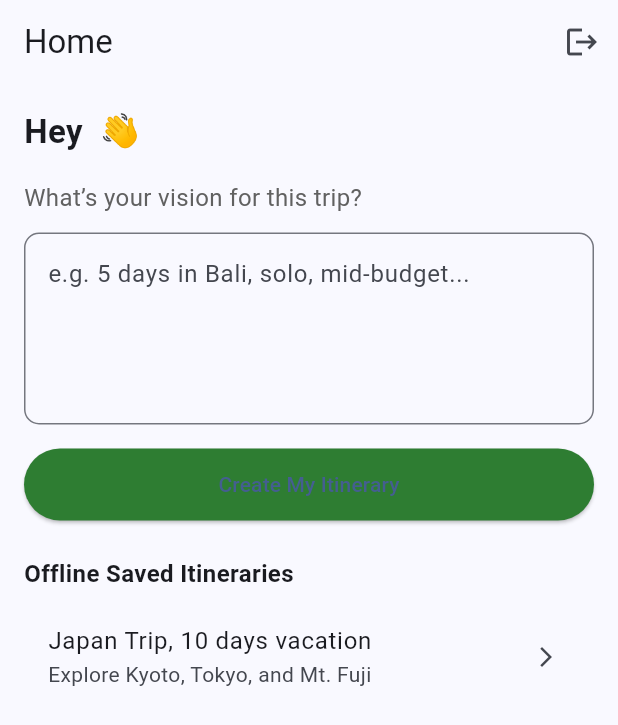
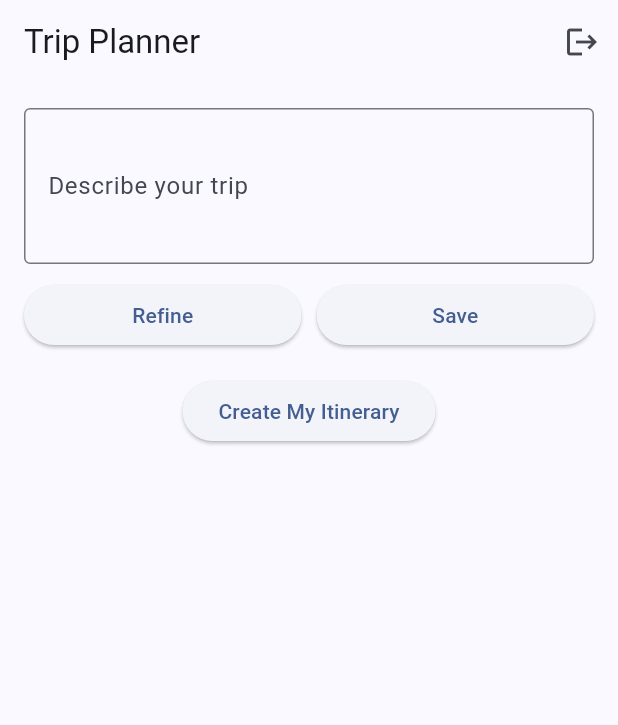
Before and after one commit to Mayank-2210/smart_trip_plan_flutter, a Flutter app: the HomeScreen screen opened directly with empty values, on a phone screen of 412 x 824 dp. Shown: the top 725 px of the screen. Run offline on Flutter 3.47's test engine with Material 3 defaults, Android fonts, the light colour scheme and no system bars; our stand-ins replace firebase_auth, firebase_core, google_sign_in, share_plus; accounts and stored records are empty.

Commit message:
Getting ready for The Ai Agent to generate prompt

```diff
--- a/lib/presentation/home/home_screen.dart
+++ b/lib/presentation/home/home_screen.dart
@@ -1,6 +1,8 @@
 import 'package:flutter/material.dart';
-import 'package:firebase_auth/firebase_auth.dart'; // ✅ NEW: Firebase import
-import '../auth/signup_screen.dart'; // ✅ NEW: For navigation after logout
+import 'package:url_launcher/url_launcher.dart'; // ✅ NEW: For opening Google Maps
+import 'package:share_plus/share_plus.dart'; // ✅ NEW: For sharing
+import 'package:firebase_auth/firebase_auth.dart'; // ✅ For logout
+import '../auth/signup_screen.dart';
 
 class HomeScreen extends StatefulWidget {
   final String username;
@@ -12,18 +14,106 @@ class HomeScreen extends StatefulWidget {
 }
 
 class _HomeScreenState extends State<HomeScreen> {
-  final TextEditingController _tripController = TextEditingController();
+  final TextEditingController _promptController = TextEditingController();
+  String? previousPrompt;
+
+  // ✅ Mocked AI response for now
+  Map<String, dynamic>? itineraryJson;
+
+  /// ✅ MOCK: Simulate sending prompt to AI
+  void _sendPrompt() async {
+    final prompt = _promptController.text.trim();
+    if (prompt.isEmpty) return;
+
+    setState(() {
+      itineraryJson = {
+        "title": "Kyoto 5-Day Solo Trip",
+        "startDate": "2025-04-10",
+        "endDate": "2025-04-15",
+        "days": [
+          {
+            "date": "2025-04-10",
+            "summary": "Fushimi Inari & Gion",
+            "items": [
+              {
+                "time": "09:00",
+                "activity": "Climb Fushimi Inari Shrine",
+                "location": "34.9671,135.7727"
+              },
+              {
+                "time": "14:00",
+                "activity": "Lunch at Nishiki Market",
+                "location": "35.0047,135.7630"
+              },
+              {
+                "time": "18:30",
+                "activity": "Evening walk in Gion",
+                "location": "35.0037,135.7788"
+              }
+            ]
+          }
+        ]
+      };
+      previousPrompt = prompt;
+    });
+  }
+
+  /// ✅ Open Google Maps with first location
+  void _openFirstLocation() {
+    if (itineraryJson != null &&
+        itineraryJson!["days"] != null &&
+        itineraryJson!["days"].isNotEmpty) {
+      final firstLocation = itineraryJson!["days"][0]["items"][0]["location"];
+      final url = "https://www.google.com/maps/search/?api=1&query=$firstLocation";
+      launchUrl(Uri.parse(url));
+    }
+  }
+
+  /// ✅ Save itinerary to local cache (placeholder for Isar)
+  void _saveItinerary() {
+    if (itineraryJson != null) {
+      print("Saving itinerary...");
+      // TODO: Use Isar to save prompt + response
+      setState(() {
+        _promptController.clear(); // ✅ Clear input after save
+      });
+    }
+  }
+
+  /// ✅ Refine prompt (bring old back to box)
+  void _refinePrompt() {
+    if (previousPrompt != null) {
+      setState(() {
+        _promptController.text = previousPrompt!;
+      });
+    }
+  }
+
+  /// ✅ Share itinerary (share title for now)
+  void _shareItinerary() {
+    if (itineraryJson != null) {
+      final title = itineraryJson!["title"];
+      Share.share("Check out my trip plan: $title");
+    }
+  }
+
+  /// ✅ Delete itinerary from memory (mock)
+  void _deleteItinerary() {
+    setState(() {
+      itineraryJson = null;
+      previousPrompt = null;
+    });
+  }
 
   @override
   Widget build(BuildContext context) {
     return Scaffold(
       appBar: AppBar(
-        title: const Text("Home"),
+        title: const Text("Trip Planner"),
         actions: [
           IconButton(
             icon: const Icon(Icons.logout),
             onPressed: () async {
-              // ✅ NEW: Logout logic
               await FirebaseAuth.instance.signOut();
               Navigator.pushReplacement(
                 context,
@@ -36,54 +126,99 @@ class _HomeScreenState extends State<HomeScreen> {
       body: Padding(
         padding: const EdgeInsets.all(16),
         child: Column(
-          crossAxisAlignment: CrossAxisAlignment.start,
           children: [
+            TextField(
+              controller: _promptController,
+              decoration: InputDecoration(
+                labelText: "Describe your trip",
+                hintText: "e.g. 4 days in Tokyo for a solo traveler...",
+                border: OutlineInputBorder(),
+              ),
+              maxLines: 3,
+            ),
+            const SizedBox(height: 10),
+
+            Row(
+              children: [
+                Expanded(
+                  child: ElevatedButton(
+                    onPressed: _refinePrompt,
+                    child: const Text("Refine"),
+                  ),
+                ),
+                const SizedBox(width: 10),
+                Expanded(
+                  child: ElevatedButton(
+                    onPressed: _saveItinerary,
+                    child: const Text("Save"),
+                  ),
+                ),
+              ],
+            ),
+
+            const SizedBox(height: 16),
+
+            ElevatedButton(
+              onPressed: _sendPrompt,
+              child: const Text("Create My Itinerary"),
+            ),
+
+            const SizedBox(height: 20),
+
+            if (itineraryJson != null) ...[
               Text(
-              "Hey ${widget.username} 👋",
-              style: const TextStyle(fontSize: 22, fontWeight: FontWeight.bold),
+                itineraryJson!["title"] ?? "Your Itinerary",
+                style: const TextStyle(fontWeight: FontWeight.bold, fontSize: 18),
               ),
-            const SizedBox(height: 16),
+              const SizedBox(height: 8),
               Text(
-              "What’s your vision for this trip?",
-              style: TextStyle(fontSize: 16, color: Colors.grey[700]),
+                "Start: ${itineraryJson!["startDate"]}  →  End: ${itineraryJson!["endDate"]}",
               ),
               const SizedBox(height: 12),
-            TextField(
-              controller: _tripController,
-              decoration: InputDecoration(
-                hintText: "e.g. 5 days in Bali, solo, mid-budget...",
-                border: OutlineInputBorder(borderRadius: BorderRadius.circular(10)),
+              ListView.builder(
+                shrinkWrap: true,
+                itemCount: itineraryJson!["days"].length,
+                itemBuilder: (context, index) {
+                  final day = itineraryJson!["days"][index];
+                  return Card(
+                    child: ListTile(
+                      title: Text("${day["date"]}: ${day["summary"]}"),
+                      subtitle: Column(
+                        crossAxisAlignment: CrossAxisAlignment.start,
+                        children: List.generate(
+                          day["items"].length,
+                          (i) {
+                            final item = day["items"][i];
+                            return Text("${item["time"]} - ${item["activity"]}");
+                          },
                         ),
-              maxLines: 4,
                       ),
-            const SizedBox(height: 16),
-            ElevatedButton(
-              style: ElevatedButton.styleFrom(
-                minimumSize: const Size.fromHeight(48),
-                backgroundColor: Colors.green[800],
                     ),
-              onPressed: () {
-                final vision = _tripController.text;
-                if (vision.isNotEmpty) {
-                  ScaffoldMessenger.of(context).showSnackBar(
-                    SnackBar(content: Text("Creating itinerary for: $vision")),
                   );
-                }
                 },
-              child: const Text("Create My Itinerary"),
               ),
-            const SizedBox(height: 24),
-            const Text(
-              "Offline Saved Itineraries",
-              style: TextStyle(fontWeight: FontWeight.bold, fontSize: 16),
+
+              Row(
+                mainAxisAlignment: MainAxisAlignment.spaceEvenly,
+                children: [
+                  IconButton(
+                    icon: const Icon(Icons.map),
+                    onPressed: _openFirstLocation,
+                    tooltip: "Open Map",
                   ),
-            const SizedBox(height: 8),
-            ListTile(
-              title: const Text("Japan Trip, 10 days vacation"),
-              subtitle: const Text("Explore Kyoto, Tokyo, and Mt. Fuji"),
-              trailing: const Icon(Icons.arrow_forward_ios, size: 16),
-              onTap: () {},
+                  IconButton(
+                    icon: const Icon(Icons.share),
+                    onPressed: _shareItinerary,
+                    tooltip: "Share Itinerary",
                   ),
+                  IconButton(
+                    icon: const Icon(Icons.delete),
+                    onPressed: _deleteItinerary,
+                    tooltip: "Delete",
+                  ),
+                ],
+              ),
+            ]
           ],
         ),
       ),
--- a/pubspec.yaml
+++ b/pubspec.yaml
@@ -34,6 +34,8 @@ dependencies:
   firebase_auth: ^4.20.0
   google_sign_in: ^6.2.1
   flutter_riverpod: ^2.6.1
+  url_launcher: ^6.2.5
+  share_plus: ^7.2.1
   # The following adds the Cupertino Icons font to your application.
   # Use with the CupertinoIcons class for iOS style icons.
   cupertino_icons: ^1.0.8
```
Also changed, not shown: pubspec.lock, 5 other files. Lines whose indentation alone changed are shown as unchanged.
